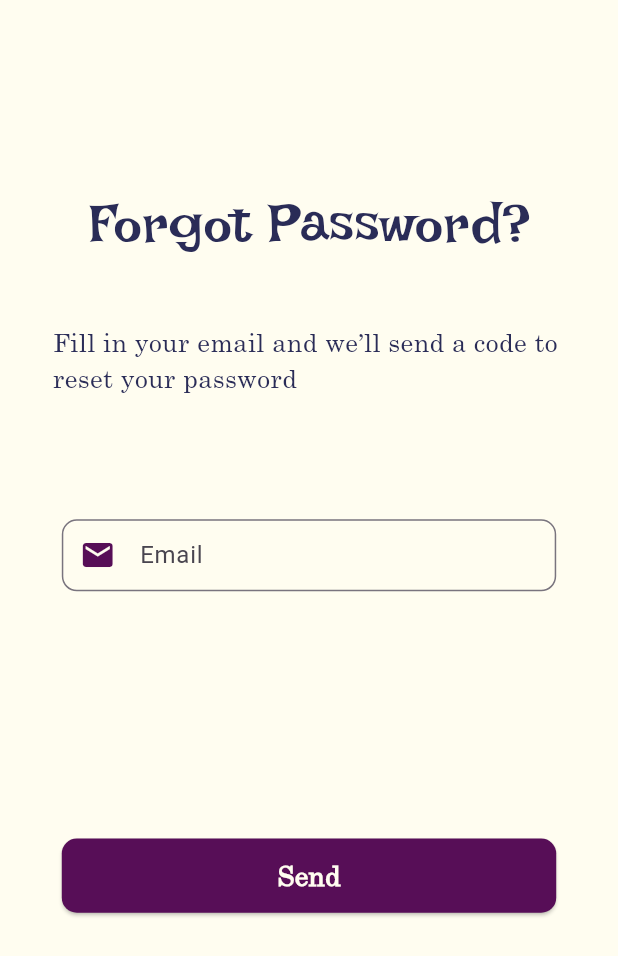
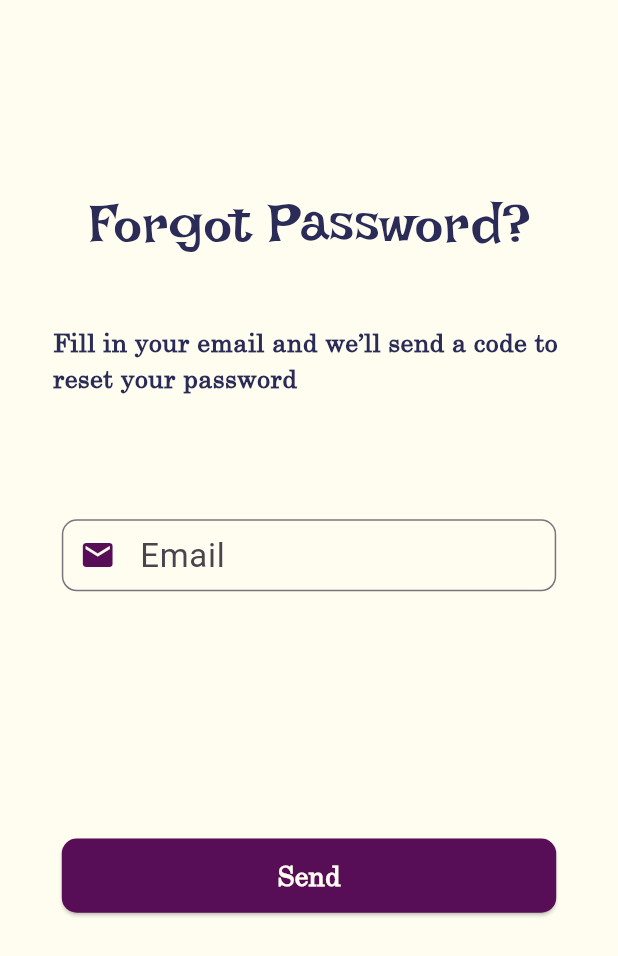
Before and after one commit to noorAlnablsi/eventique, a Flutter app: the screen it shows after launch, after a tap on "Forget password?", on a phone screen of 412 x 824 dp. Shown: the top 956 px of the screen. Run offline on Flutter 3.47's test engine with Material 3 defaults, Android fonts, the phone set to English and light mode, and no system bars; our stand-ins replace cached_network_image, carousel_slider, cloud_firestore, confetti, curved_labeled_navigation_bar, firebase_auth and 14 more; missing offline and left inert: flutter_facebook_auth; accounts and stored records are empty; network calls fail; Roboto replaces fonts that are missing (Bahnschrift).

Commit message:
was supposed to be final

```diff
--- a/lib/main.dart
+++ b/lib/main.dart
@@ -37,7 +37,7 @@ import '/screens/email_rest_screen.dart';
 import '/screens/password_rest_screen.dart';
 import '/screens/vendor_profile_screen.dart';
 
-const String host = 'http://192.168.1.107:8000';
+const String host = 'http://192.168.43.184:8000';
 
 final GlobalKey<NavigatorState> navigatorKey = GlobalKey<NavigatorState>();
 
@@ -239,8 +239,32 @@ class MyApp extends StatelessWidget {
             SharedEventsForOneUserScreen.routeName: (ctx) =>
                 SharedEventsForOneUserScreen(),
           },
+           theme: ThemeData(
+          // useMaterial3: false,
+          primaryColor: Color(0xff662465),
+          scaffoldBackgroundColor: const Color(0xFFFFFDF0),
+          appBarTheme: const AppBarTheme(
+            color: Color(0xFFFFFDF0),
+          ),
+          textTheme: const TextTheme(
+            bodyLarge: TextStyle(
+                fontSize: 22.0,
+                fontFamily: 'Bahnschrift',
+                color: Color(0xff662465),),
+            bodyMedium: TextStyle(
+                fontSize: 14.0,
+                fontFamily: 'Bahnschrift',
+                fontWeight: FontWeight.bold,
+                color: Color(0xff662465)),
+            bodySmall: TextStyle(
+                fontSize: 14.0,
+                fontFamily: 'Bahnschrift',
+                color: Color(0xff662465)),
+          ),
+        ),
         ),
       ),
     );
+
   }
 }
--- a/lib/providers/auth_provider.dart
+++ b/lib/providers/auth_provider.dart
@@ -50,7 +50,7 @@ class Auth with ChangeNotifier {
     if (_userId != 0) {
       return _userId;
     }
-    return -1;
+    return 4;
   }
 
   String get fireToken {
@@ -191,6 +191,7 @@ class Auth with ChangeNotifier {
 
   Future<void> login(String email, String password) async {
     final url = Uri.parse('$host/api/login');
+    print(url);
     print(_signUpToken);
     try {
       final response = await http.post(
@@ -215,7 +216,7 @@ class Auth with ChangeNotifier {
       }
       _loginToken = responseData['loginToken'];
       print('loginToken:$_loginToken');
-      // _firebaseToken = responseData['firebaseToken'];
+       _firebaseToken = responseData['firebaseToken'];
       print('firebaseToken:$_firebaseToken');
       _userId = responseData['data']['id'];
       print('userId:$_userId');
--- a/lib/providers/home_provider.dart
+++ b/lib/providers/home_provider.dart
@@ -7,6 +7,10 @@ import 'package:http/http.dart' as http;
 import 'dart:convert';
 
 class HomeProvider with ChangeNotifier {
+  HomeProvider(){
+    fetchPackages();
+    fetchYouAndUs();
+  }
   List<Package> _packages = [];
   List<YouAndUs> _youAndUs = [];
   YouAndUs _oneYouAndUs = YouAndUs();
--- a/lib/providers/orders.dart
+++ b/lib/providers/orders.dart
@@ -232,6 +232,7 @@ Future<bool> orderPackage(int eventId, int packageId) async {
   }
 
   Future<void> fetchOrderDetails(String id) async {
+    print('iam in fetchOrderDetails');
     final url = Uri.parse('$host/api/order_details');
     print(url);
     try {
@@ -246,6 +247,7 @@ Future<bool> orderPackage(int eventId, int packageId) async {
           'order_id': id,
         },
       );
+      print(response.body);
 
       if (response.statusCode == 200) {
         final responseData = json.decode(response.body);
--- a/lib/providers/reviews.dart
+++ b/lib/providers/reviews.dart
@@ -87,7 +87,7 @@ class ReviewsService {
     print('iam in addReviewwwwwwwww');
     final response = await http.post(Uri.parse(apiUrl), headers: {
       'Accept': 'application/json',
-      'locale': 'ar',
+      'locale': 'en',
       'Authorization': 'Bearer $token',
     }, body: {
       "rate": rate.toString(),
@@ -111,7 +111,7 @@ class ReviewsService {
       Uri.parse(apiUrl),
       headers: {
         'Accept': 'application/json',
-        'locale': 'ar',
+        'locale': 'en',
         'Authorization': 'Bearer $token',
       },
     );
@@ -131,7 +131,7 @@ class ReviewsService {
       Uri.parse(apiUrl),
       headers: {
         'Accept': 'application/json',
-        'locale': 'ar',
+        'locale': 'en',
         'Authorization': 'Bearer $token',
       },
     );
--- a/lib/screens/event_list.dart
+++ b/lib/screens/event_list.dart
@@ -117,7 +117,7 @@ class _EventListPageState extends State<EventListPage> {
                       Stack(children: [
                         buildEventList(eventProvider.planningEvents, context, 1),
                         Positioned(
-                          bottom: 32,
+                          bottom: 100,
                           right: 32,
                           child: FloatingActionButton(
                             onPressed: () {
--- a/lib/screens/one_you&us.dart
+++ b/lib/screens/one_you&us.dart
@@ -57,7 +57,7 @@ class _YouAndUsPageState extends State<YouAndUsPage> {
     return Scaffold(
       appBar: AppBar(
         title: Text(
-          "Order Details",
+          "Event Details",
           style: Theme.of(context)
               .textTheme
               .bodyLarge!
@@ -103,7 +103,7 @@ class _YouAndUsPageState extends State<YouAndUsPage> {
                                       fontSize: 16,
                                       fontWeight: FontWeight.bold)),
                               TextSpan(
-                                  text: youAndUsData.description ?? '',
+                                  text: 'perfect',
                                   style: const TextStyle(
                                       fontSize: 18,
                                       fontFamily: 'IrishGrover',
--- a/lib/screens/orders_screen.dart
+++ b/lib/screens/orders_screen.dart
@@ -134,7 +134,7 @@ class _OrdersScreenState extends State<OrdersScreen> {
             ),
           )
         : ListView.builder(
-          reverse: true,
+          // reverse: true,
             padding: EdgeInsets.only(bottom: 40.0),
             itemCount: orders.length,
             itemBuilder: (ctx, i) {
--- a/lib/screens/share_event_screen.dart
+++ b/lib/screens/share_event_screen.dart
@@ -26,7 +26,7 @@ class _ShareEventScreenState extends State<ShareEventScreen> {
   }
 
   Future<void> _shareEvent() async {
-    if (_imageUrls.length < 3) {
+    if (_imageUrls.length < 1) {
       ScaffoldMessenger.of(context).showSnackBar(
 
          SnackBar(
@@ -45,6 +45,7 @@ class _ShareEventScreenState extends State<ShareEventScreen> {
       setState(() {
         _isLoading = true;
       });
+      print(id);
       await Provider.of<ShareEventProvider>(context, listen: false)
           .shareEvent(id, description, _imageUrls);
       setState(() {
--- a/lib/widgets/chat/messages.dart
+++ b/lib/widgets/chat/messages.dart
@@ -77,7 +77,7 @@ class Messages extends StatelessWidget {
               );
             if (chatDocs[i]['messageType'] == 'service')
                 return CustomizeTile(
-                  serviceImage: "chatDocs[i]['serviceImage']",
+                  serviceImage: chatDocs[i]['serviceImage'],
                   serviceId: (chatDocs[i]['serviceId']).toString(),
                   serviceName: chatDocs[i]['service'],
                   serviceDes: chatDocs[i]['description'],
--- a/pubspec.yaml
+++ b/pubspec.yaml
@@ -87,6 +87,7 @@ flutter:
   # To add assets to your application, add an assets section, like this:
   assets:
     - assets/images/
+    - assets/newimages/
   #   - images/a_dot_ham.jpeg
 
   # An image asset can refer to one or more resolution-specific "variants", see
```
Also changed, not shown: lib/providers/events.dart (+7 -7 lines), lib/screens/home_screen.dart (+9 -5 lines), lib/widgets/chat/customize_tile.dart (+87 -12 lines), assets/newimages/0.jpg (added), assets/newimages/1.jpg (added), assets/newimages/2.jpg (added).
